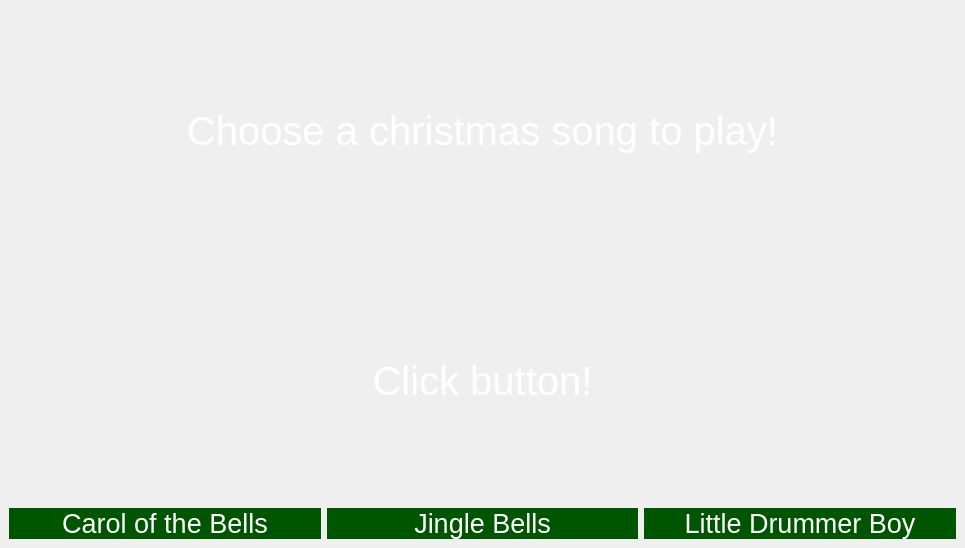
Above: test.ui from JasonLuckow/ProjectLab2 before the change. Below: the same form after it.
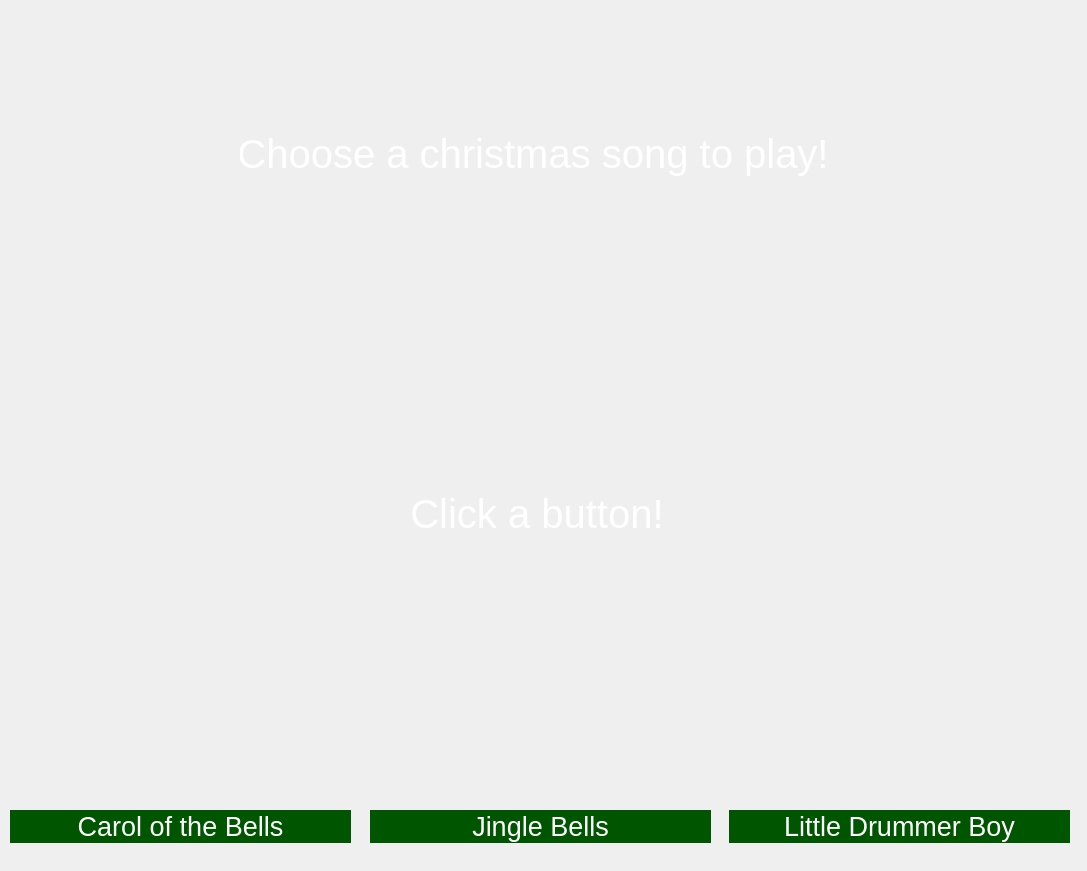
That is the form after the change.

```diff
--- a/test.ui
+++ b/test.ui
@@ -6,8 +6,8 @@
    <rect>
     <x>0</x>
     <y>0</y>
-    <width>965</width>
-    <height>548</height>
+    <width>1087</width>
+    <height>871</height>
    </rect>
   </property>
   <property name="acceptDrops">
@@ -20,32 +20,15 @@
    <string/>
   </property>
   <widget class="QWidget" name="centralwidget">
-   <layout class="QGridLayout" name="gridLayout">
-    <item row="3" column="1">
-     <widget class="QPushButton" name="jinglebtn">
-      <property name="sizePolicy">
-       <sizepolicy hsizetype="Minimum" vsizetype="Fixed">
-        <horstretch>0</horstretch>
-        <verstretch>0</verstretch>
-       </sizepolicy>
-      </property>
-      <property name="font">
-       <font>
-        <pointsize>20</pointsize>
-       </font>
-      </property>
-      <property name="styleSheet">
-       <string notr="true">background-color: rgb(0, 85, 0);
-border: 0.5px green;
-color: rgb(255, 255, 255);</string>
-      </property>
-      <property name="text">
-       <string>Jingle Bells</string>
-      </property>
-     </widget>
-    </item>
-    <item row="0" column="0" colspan="3">
      <widget class="QLabel" name="label1">
+    <property name="geometry">
+     <rect>
+      <x>240</x>
+      <y>130</y>
+      <width>586</width>
+      <height>48</height>
+     </rect>
+    </property>
       <property name="font">
        <font>
         <pointsize>30</pointsize>
@@ -64,44 +47,15 @@
        <set>Qt::AlignCenter</set>
       </property>
      </widget>
-    </item>
-    <item row="1" column="1">
-     <widget class="QLabel" name="label2">
-      <property name="font">
-       <font>
-        <pointsize>30</pointsize>
-       </font>
-      </property>
-      <property name="styleSheet">
-       <string notr="true">color: rgb(255, 255, 255);</string>
-      </property>
-      <property name="text">
-       <string>Click button!</string>
-      </property>
-      <property name="alignment">
-       <set>Qt::AlignCenter</set>
-      </property>
-     </widget>
-    </item>
-    <item row="3" column="2">
-     <widget class="QPushButton" name="littlebtn">
-      <property name="font">
-       <font>
-        <pointsize>20</pointsize>
-       </font>
-      </property>
-      <property name="styleSheet">
-       <string notr="true">background-color: rgb(0, 85, 0);
-border: 0.5px green;
-color: rgb(255, 255, 255);</string>
-      </property>
-      <property name="text">
-       <string>Little Drummer Boy</string>
-      </property>
-     </widget>
-    </item>
-    <item row="3" column="0">
      <widget class="QPushButton" name="carolbtn">
+    <property name="geometry">
+     <rect>
+      <x>10</x>
+      <y>810</y>
+      <width>341</width>
+      <height>33</height>
+     </rect>
+    </property>
       <property name="sizePolicy">
        <sizepolicy hsizetype="Minimum" vsizetype="Fixed">
         <horstretch>0</horstretch>
@@ -123,8 +77,82 @@
        <string>Carol of the Bells</string>
       </property>
      </widget>
-    </item>
-   </layout>
+   <widget class="QPushButton" name="jinglebtn">
+    <property name="geometry">
+     <rect>
+      <x>370</x>
+      <y>810</y>
+      <width>341</width>
+      <height>33</height>
+     </rect>
+    </property>
+    <property name="sizePolicy">
+     <sizepolicy hsizetype="Minimum" vsizetype="Fixed">
+      <horstretch>0</horstretch>
+      <verstretch>0</verstretch>
+     </sizepolicy>
+    </property>
+    <property name="font">
+     <font>
+      <pointsize>20</pointsize>
+     </font>
+    </property>
+    <property name="styleSheet">
+     <string notr="true">background-color: rgb(0, 85, 0);
+border: 0.5px green;
+color: rgb(255, 255, 255);</string>
+    </property>
+    <property name="text">
+     <string>Jingle Bells</string>
+    </property>
+   </widget>
+   <widget class="QPushButton" name="littlebtn">
+    <property name="geometry">
+     <rect>
+      <x>729</x>
+      <y>810</y>
+      <width>341</width>
+      <height>33</height>
+     </rect>
+    </property>
+    <property name="font">
+     <font>
+      <pointsize>20</pointsize>
+     </font>
+    </property>
+    <property name="styleSheet">
+     <string notr="true">background-color: rgb(0, 85, 0);
+border: 0.5px green;
+color: rgb(255, 255, 255);</string>
+    </property>
+    <property name="text">
+     <string>Little Drummer Boy</string>
+    </property>
+   </widget>
+   <widget class="QLabel" name="label2">
+    <property name="geometry">
+     <rect>
+      <x>410</x>
+      <y>490</y>
+      <width>254</width>
+      <height>48</height>
+     </rect>
+    </property>
+    <property name="font">
+     <font>
+      <pointsize>30</pointsize>
+     </font>
+    </property>
+    <property name="styleSheet">
+     <string notr="true">color: rgb(255, 255, 255);</string>
+    </property>
+    <property name="text">
+     <string>Click a button!</string>
+    </property>
+    <property name="alignment">
+     <set>Qt::AlignCenter</set>
+    </property>
+   </widget>
   </widget>
  </widget>
  <resources/>
```
Lines whose indentation alone changed are shown as unchanged.
